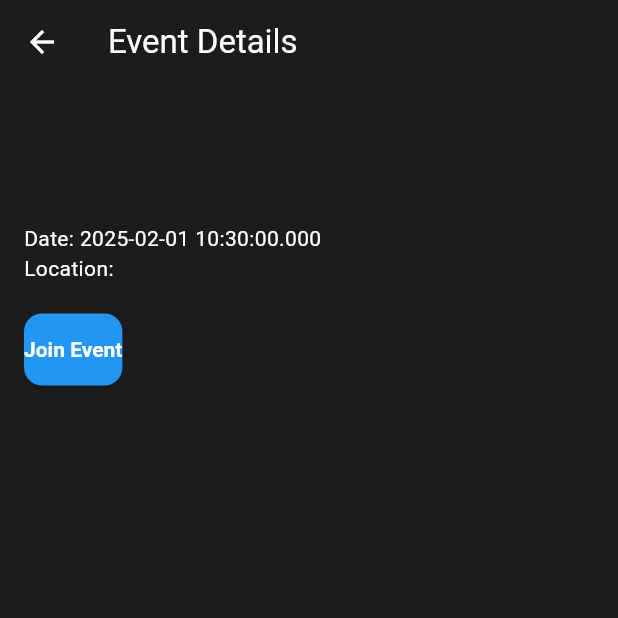
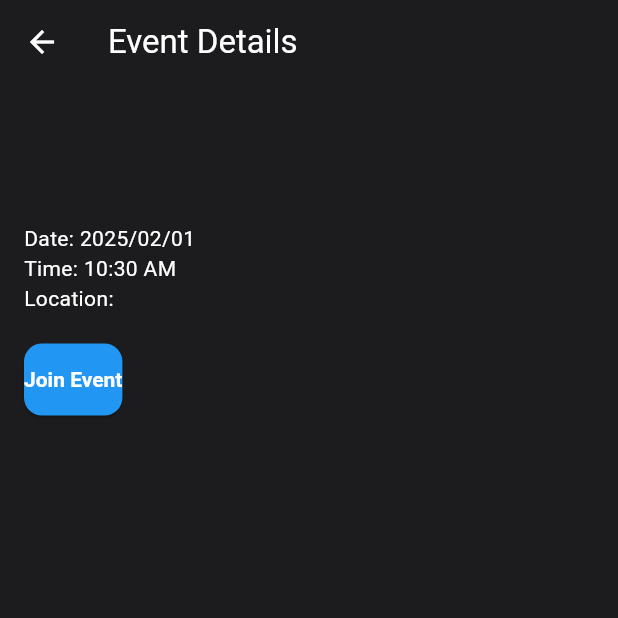
Before and after one commit to jonasscheffner/elitara, a Flutter app: the EventDetailScreen screen opened directly with empty values, on a phone screen of 412 x 824 dp, the top half of it. Run offline on Flutter 3.47's test engine with Material 3 defaults, Android fonts, the phone set to English and light mode, and no system bars; our stand-ins replace cloud_firestore, firebase_auth, firebase_core, shared_preferences; accounts and stored records are empty.

Commit message:
feat: using new date/time formatter class

```diff
--- a/assets/lang/de.json
+++ b/assets/lang/de.json
@@ -43,6 +43,7 @@
   "event_detail_screen": {
     "title": "Eventdetails",
     "date": "Datum",
+    "time": "Uhrzeit",
     "location": "Standort",
     "join": "Event beitreten",
     "registered": "Du hast dich für das Event registriert",
--- a/assets/lang/en.json
+++ b/assets/lang/en.json
@@ -43,6 +43,7 @@
   "event_detail_screen": {
     "title": "Event Details",
     "date": "Date",
+    "time": "Time",
     "location": "Location",
     "join": "Join Event",
     "registered": "You have been registered for the event",
--- a/lib/screens/event_detail_screen.dart
+++ b/lib/screens/event_detail_screen.dart
@@ -1,3 +1,4 @@
+import 'package:elitara/utils/localized_date_time_formatter.dart';
 import 'package:flutter/material.dart';
 import 'package:cloud_firestore/cloud_firestore.dart';
 import 'package:elitara/localization/locale_provider.dart';
@@ -24,6 +25,7 @@ class EventDetailScreen extends StatelessWidget {
           }
 
           var eventData = snapshot.data!;
+          final DateTime dateTime = eventData['date'].toDate();
           return Padding(
             padding: EdgeInsets.all(16.0),
             child: Column(
@@ -34,10 +36,15 @@ class EventDetailScreen extends StatelessWidget {
                   style: TextStyle(fontSize: 24, fontWeight: FontWeight.bold),
                 ),
                 SizedBox(height: 10),
-                Text(eventData['description'], style: TextStyle(fontSize: 16)),
+                Text(
+                  eventData['description'],
+                  style: TextStyle(fontSize: 16),
+                ),
                 SizedBox(height: 10),
                 Text(
-                    "${localeProvider.translate(section, 'date')}: ${eventData['date'].toDate()}"),
+                    "${localeProvider.translate(section, 'date')}: ${LocalizedDateTimeFormatter.getFormattedDate(context, dateTime)}"),
+                Text(
+                    "${localeProvider.translate(section, 'time')}: ${LocalizedDateTimeFormatter.getFormattedTime(context, dateTime)}"),
                 Text(
                     "${localeProvider.translate(section, 'location')}: ${eventData['location']}"),
                 SizedBox(height: 20),
@@ -51,8 +58,11 @@ class EventDetailScreen extends StatelessWidget {
                     });
                     ScaffoldMessenger.of(context).showSnackBar(
                       SnackBar(
-                          content: Text(
-                              localeProvider.translate(section, 'registered'))),
+                        content: Text(
+                          localeProvider.translate(section, 'registered'),
+                        ),
+                        backgroundColor: Colors.green,
+                      ),
                     );
                   },
                   child: Text(localeProvider.translate(section, 'join')),
--- a/lib/screens/login_screen.dart
+++ b/lib/screens/login_screen.dart
@@ -64,8 +64,10 @@ class _LoginScreenState extends State<LoginScreen>
     } catch (e) {
       ScaffoldMessenger.of(context).showSnackBar(
         SnackBar(
-          content:
-              Text(localeProvider.translate(section, 'messages.login_error')),
+          content: Text(
+            localeProvider.translate(section, 'messages.login_error'),
+          ),
+          backgroundColor: Colors.red,
         ),
       );
     }
--- a/lib/utils/app_theme.dart
+++ b/lib/utils/app_theme.dart
@@ -20,10 +20,10 @@ class AppTheme {
         ),
         focusedBorder: OutlineInputBorder(
           borderRadius: BorderRadius.circular(12.0),
-        borderSide: BorderSide(color: Colors.blue),
+          borderSide: const BorderSide(color: Colors.blue),
         ),
         labelStyle: const TextStyle(color: Colors.black),
-      floatingLabelStyle: TextStyle(color: Colors.blue),
+        floatingLabelStyle: const TextStyle(color: Colors.blue),
       ),
       textSelectionTheme: const TextSelectionThemeData(
         cursorColor: Colors.blue,
@@ -46,7 +46,7 @@ class AppTheme {
             foregroundColor: Colors.blue,
             textStyle: TextStyle(color: Colors.black)),
       ),
-  );
+      cardTheme: CardTheme(color: Colors.grey[200]));
 
   static final ThemeData darkTheme = ThemeData(
       brightness: Brightness.dark,
@@ -67,7 +67,7 @@ class AppTheme {
         ),
         focusedBorder: OutlineInputBorder(
           borderRadius: BorderRadius.circular(12.0),
-        borderSide: BorderSide(color: Colors.white),
+          borderSide: const BorderSide(color: Colors.white),
         ),
         labelStyle: const TextStyle(color: Colors.white),
         floatingLabelStyle: const TextStyle(color: Colors.white),
@@ -94,7 +94,7 @@ class AppTheme {
           textStyle: TextStyle(color: Colors.white),
         ),
       ),
-  );
+      cardTheme: CardTheme(color: Colors.grey[850]));
 
   static ThemeData get defaultTheme => darkTheme;
 }
--- /dev/null
+++ b/lib/utils/localized_date_time_formatter.dart
@@ -0,0 +1,24 @@
+import 'package:flutter/material.dart';
+import 'package:intl/intl.dart';
+
+class LocalizedDateTimeFormatter {
+  static String getFormattedDate(BuildContext context, DateTime dateTime) {
+    final String locale = Localizations.localeOf(context).languageCode;
+    final DateFormat dateFormat =
+        locale == 'de' ? DateFormat('dd/MM/yyyy') : DateFormat('yyyy/MM/dd');
+    return dateFormat.format(dateTime);
+  }
+
+  static String getFormattedTime(BuildContext context, DateTime dateTime) {
+    final String locale = Localizations.localeOf(context).languageCode;
+    final DateFormat timeFormat =
+        locale == 'de' ? DateFormat("HH:mm 'Uhr'") : DateFormat('h:mm a');
+    return timeFormat.format(dateTime);
+  }
+
+  static String getFormattedDateTime(BuildContext context, DateTime dateTime) {
+    final String formattedDate = getFormattedDate(context, dateTime);
+    final String formattedTime = getFormattedTime(context, dateTime);
+    return '$formattedDate, $formattedTime';
+  }
+}
```
Also changed, not shown: lib/screens/create_event_screen.dart (+18 -7 lines), lib/screens/event_feed_screen.dart (+11 -4 lines). Lines whose indentation alone changed are shown as unchanged.
